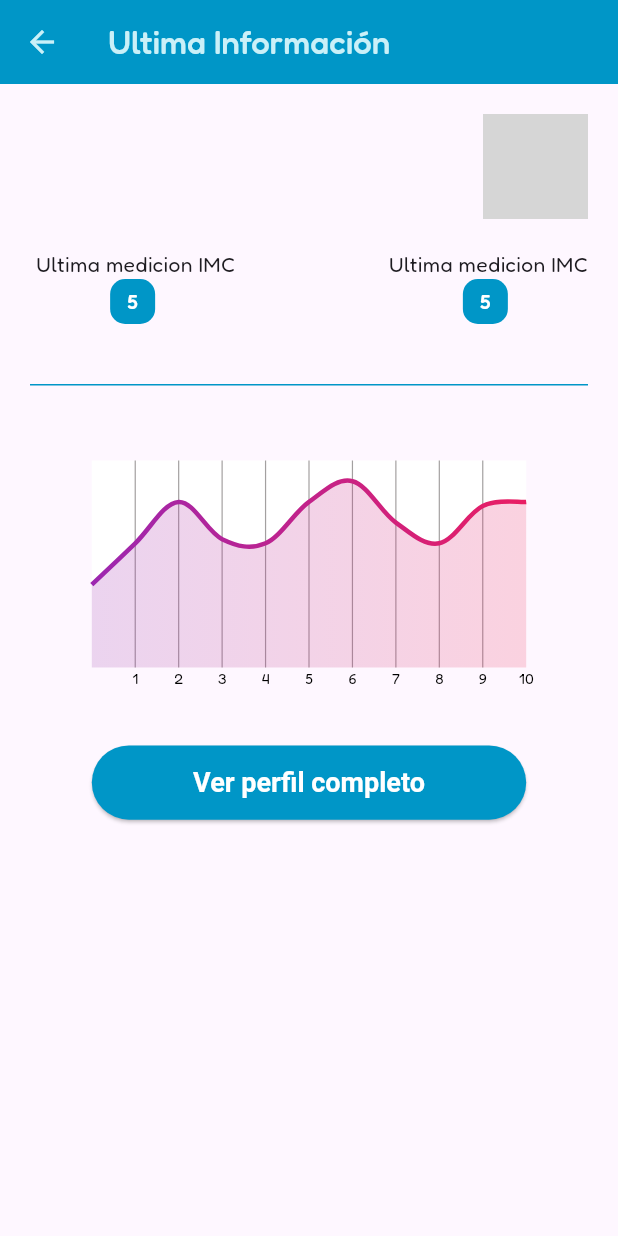
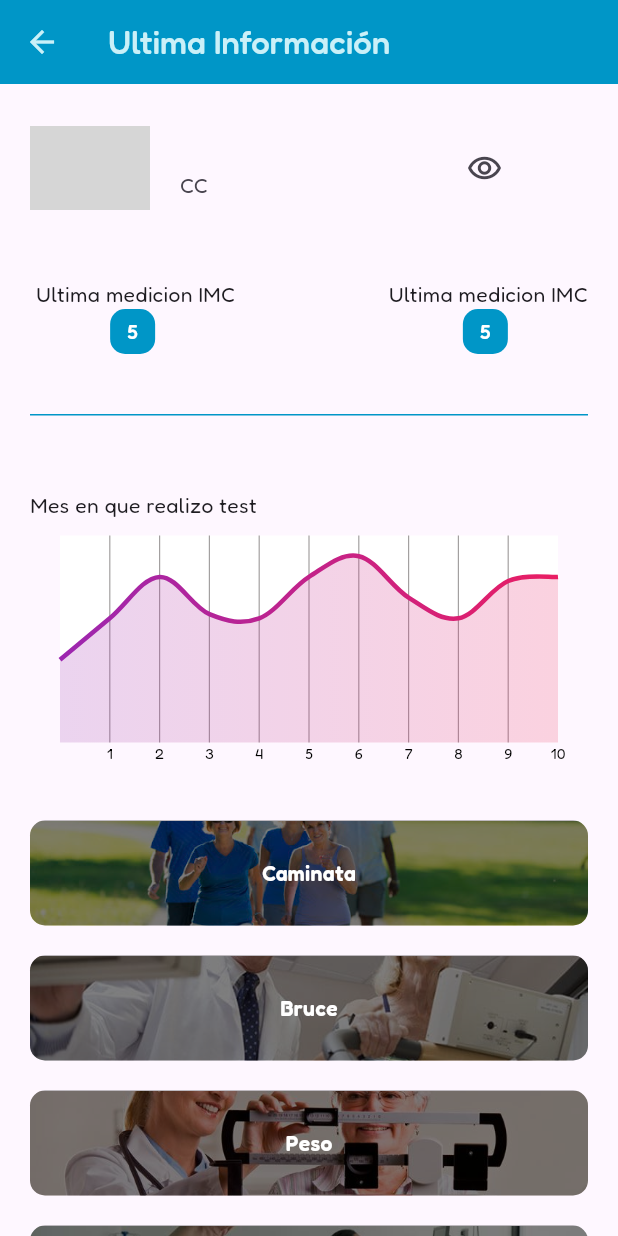
Before and after one commit to Br4y4n-Pro/VitalMoveCBI, a Flutter app: the PerfilInformativo screen opened directly with empty values, on a phone screen of 412 x 824 dp. Run offline on Flutter 3.47's test engine with Material 3 defaults, Android fonts, the phone set to English and light mode, and no system bars; drawn by our look-alikes of fl_chart; our stand-ins replace date_field, dio, flutter_svg, google_fonts, image_picker; missing offline and left inert: unique_simple_bar_chart; network calls fail; grey boxes are pictures that could not be loaded.

Commit message:
BC Avances de Graficos caminata

```diff
--- a/lib/Modelos/CaminataModelo.dart
+++ b/lib/Modelos/CaminataModelo.dart
@@ -15,18 +15,17 @@ class Caminatas {
 }
 
 class Caminata {
-  int? idcaminata;
   int? idusuario;
   DateTime? fecha;
   double? fcr;
   double? tiempo;
   double? distancia;
-  double? fcm;
   double? consumovo2;
   String? barevodos;
+  double? fcm;
 
   Caminata(
-      {this.idcaminata,
+      {
       this.barevodos,
       this.consumovo2,
       this.distancia,
@@ -37,7 +36,6 @@ class Caminata {
       this.tiempo});
 
   Caminata.fromJsonMap(Map<String, dynamic> datos) {
-    idcaminata = datos['idcaminata'];
     idusuario = datos['idusuario'];
     fecha = datos['fecha'];
     fcr = datos['fcr'];
--- a/lib/main.dart
+++ b/lib/main.dart
@@ -7,6 +7,7 @@ import 'package:vitalmovecbi/pages/Evaluador/testBruceMod.dart';
 import 'package:vitalmovecbi/pages/Evaluador/testCaminata.dart';
 import 'package:vitalmovecbi/provider/caminata/ProviderCaminata.dart';
 import 'package:vitalmovecbi/provider/caminata/caminataFromProvider.dart';
+import 'package:vitalmovecbi/provider/caminata/gets/providerGetCaminata.dart';
 import 'package:vitalmovecbi/provider/login/LoginFromProvider.dart';
 import 'package:vitalmovecbi/provider/login/ProviderLogin.dart';
 import 'package:vitalmovecbi/provider/registro/ProviderRegistro.dart';
@@ -47,6 +48,9 @@ class AppState extends StatelessWidget {
         ChangeNotifierProvider(lazy: false, create: (_) => ProviderCaminata()),
         ChangeNotifierProvider(
             lazy: false, create: (_) => CaminataFromProvider()),
+
+        ChangeNotifierProvider(
+            lazy: false, create: (_) => CaminataGetProvider()),
       ],
       child: const MyApp(),
     );
@@ -90,7 +94,7 @@ class MyApp extends StatelessWidget {
         '/pageTestC6M': (context) => const TestC6M(),
         '/pageAcercaDe': (context) => const AcercaDe(),
         '/pageTestC': (context) => const TestCaminata(),
-        '/pageTestBM': (context) =>  TestBruceMod(usuario: usuario),
+        '/pageTestBM': (context) => TestBruceMod(usuario: usuario),
         '/TB': (context) => const BruceTest(),
         '/pageviewUser': (context) => const Registro(),
         '/pageViewHome': (context) => const PageHome(),
--- a/lib/pages/Evaluador/perfilInformativo.dart
+++ b/lib/pages/Evaluador/perfilInformativo.dart
@@ -2,7 +2,6 @@
 
 import 'package:flutter/material.dart';
 import 'package:vitalmovecbi/Modelos/UsuariosModelo.dart';
-import 'package:vitalmovecbi/widgets/textperfil.dart';
 import 'package:vitalmovecbi/widgets/colores.dart';
 
 import '../../widgets/grafico.dart';
@@ -33,30 +32,30 @@ class _PerfilInformativoState extends State<PerfilInformativo> {
         padding: const EdgeInsets.symmetric(horizontal: 20),
         children: [
           const SizedBox(height: 20),
-          Row(
-            crossAxisAlignment: CrossAxisAlignment.center,
-            mainAxisAlignment: MainAxisAlignment.spaceBetween,
-            children: [
-              Column(
-                children: [
-                  textSub('${widget.usuario.nombres}'),
-                  textContent("${widget.usuario.dni}"),
-                ],
+          Container(
+            margin: const EdgeInsets.only(bottom: 10),
+            height: 80,
+            width: double.infinity,
+            child: ListTile(
+              contentPadding: const EdgeInsets.only(right: 45),
+              leading: CircleAvatar(
+                radius: 40,
+                backgroundImage: (widget.usuario.imgperfil != null)
+                    ? NetworkImage('${widget.usuario.imgperfil}')
+                    : const AssetImage('img/Usuario/usu2.png')
+                        as ImageProvider<Object>?,
               ),
-              Container(
-                height: 70,
-                width: 70,
-                decoration: BoxDecoration(
-                  borderRadius: BorderRadius.circular(150),
-                ),
-                child: CircleAvatar(
-                    radius: 30,
-                    backgroundImage: (widget.usuario.imgperfil != null)
-                        ? NetworkImage(widget.usuario.imgperfil.toString())
-                        : const AssetImage("img/Usuario/usu2.png")
-                            as ImageProvider<Object>),
+              title: Text(
+                '${widget.usuario.nombres} ${widget.usuario.apellidos}',
+                style: const TextStyle(fontWeight: FontWeight.bold),
               ),
-            ],
+              subtitle: Text(' CC ${widget.usuario.dni}'),
+              trailing: IconButton(
+                  onPressed: () {
+                    Navigator.pushNamed(context, '/perfil');
+                  },
+                  icon: const Icon(Icons.remove_red_eye_outlined)),
+            ),
           ),
           const SizedBox(
             height: 20,
@@ -106,32 +105,132 @@ class _PerfilInformativoState extends State<PerfilInformativo> {
           const SizedBox(height: 40),
           Container(
             height: 1,
-            width: 10,
+            width: size.width,
             decoration: const BoxDecoration(
               color: Color.fromRGBO(0, 150, 199, 1),
             ),
           ),
           const SizedBox(height: 50),
+          const Text('Mes en que realizo test'),
+          const SizedBox(height: 10),
           grafico(context),
+          Expanded(
+            child: Column(children: [
+              const SizedBox(height: 40),
+              GestureDetector(
+                onTap: () {
+                  Navigator.pushNamed(context, '/pageCaminata');
+                },
+                child: Container(
+                    height: 70,
+                    decoration: const BoxDecoration(
+                        borderRadius: BorderRadius.all(Radius.circular(10)),
+                        image: DecorationImage(
+                          image: AssetImage("img/caminar.jpg"),
+                          fit: BoxFit.fitWidth,
+                        )),
+                    child: Container(
+                        decoration: BoxDecoration(
+                          borderRadius:
+                              const BorderRadius.all(Radius.circular(10)),
+                          color: Colors.black.withOpacity(.5),
+                        ),
+                        child: const Center(
+                          child: Text(
+                            "Caminata",
+                            style: TextStyle(
+                                color: Colors.white,
+                                fontWeight: FontWeight.w600),
+                          ),
+                        ))),
+              ),
+              const SizedBox(height: 20),
+              GestureDetector(
+                onTap: () {
+                  Navigator.pushNamed(context, '/pageBruce');
+                },
+                child: Container(
+                    height: 70,
+                    decoration: const BoxDecoration(
+                        borderRadius: BorderRadius.all(Radius.circular(10)),
+                        image: DecorationImage(
+                          image: AssetImage("img/bruce.jpg"),
+                          fit: BoxFit.fitWidth,
+                        )),
+                    child: Container(
+                        decoration: BoxDecoration(
+                          borderRadius:
+                              const BorderRadius.all(Radius.circular(10)),
+                          color: Colors.black.withOpacity(.5),
+                        ),
+                        child: const Center(
+                          child: Text(
+                            "Bruce",
+                            style: TextStyle(
+                                color: Colors.white,
+                                fontWeight: FontWeight.w600),
+                          ),
+                        ))),
+              ),
+              const SizedBox(height: 20),
+              GestureDetector(
+                onTap: () {
+                  Navigator.pushNamed(context, '/pagePeso');
+                },
+                child: Container(
+                    height: 70,
+                    decoration: const BoxDecoration(
+                        borderRadius: BorderRadius.all(Radius.circular(10)),
+                        image: DecorationImage(
+                          image: AssetImage("img/peso.jpg"),
+                          fit: BoxFit.fitWidth,
+                        )),
+                    child: Container(
+                        decoration: BoxDecoration(
+                          borderRadius:
+                              const BorderRadius.all(Radius.circular(10)),
+                          color: Colors.black.withOpacity(.5),
+                        ),
+                        child: const Center(
+                          child: Text(
+                            "Peso",
+                            style: TextStyle(
+                                color: Colors.white,
+                                fontWeight: FontWeight.w600),
+                          ),
+                        ))),
+              ),
+              const SizedBox(height: 20),
+              GestureDetector(
+                onTap: () {
+                  Navigator.pushNamed(context, '/pageVOdos');
+                },
+                child: Container(
+                    height: 70,
+                    decoration: const BoxDecoration(
+                        borderRadius: BorderRadius.all(Radius.circular(10)),
+                        image: DecorationImage(
+                          image: AssetImage("img/Vo2.jpg"),
+                          fit: BoxFit.fitWidth,
+                        )),
+                    child: Container(
+                        decoration: BoxDecoration(
+                          borderRadius:
+                              const BorderRadius.all(Radius.circular(10)),
+                          color: Colors.black.withOpacity(.5),
+                        ),
+                        child: const Center(
+                          child: Text(
+                            "Vo2",
+                            style: TextStyle(
+                                color: Colors.white,
+                                fontWeight: FontWeight.w600),
+                          ),
+                        ))),
+              ),
+            ]),
+          ),
           const SizedBox(height: 40),
-          Container(
-            width: size.width,
-            margin: EdgeInsets.symmetric(horizontal: size.width * 0.1),
-            child: ElevatedButton(
-                style: ElevatedButton.styleFrom(
-                    fixedSize: Size(size.width * .2, size.height * .06),
-                    backgroundColor: const Color.fromRGBO(0, 150, 199, 1),
-                    foregroundColor: const Color.fromRGBO(255, 255, 255, 1),
-                    padding: EdgeInsets.all(size.height * .002),
-                    textStyle: const TextStyle(
-                        fontSize: 18, fontWeight: FontWeight.bold),
-                    shape: RoundedRectangleBorder(
-                        borderRadius: BorderRadius.circular(40))),
-                onPressed: () {
-                  Navigator.pushNamed(context, '/perfil');
-                },
-                child: const Text('Ver perfil completo')),
-          ),
         ],
       ),
     );
--- a/lib/pages/Evaluador/testBruceMod.dart
+++ b/lib/pages/Evaluador/testBruceMod.dart
@@ -55,7 +55,7 @@ class _TestBruceMod extends State<TestBruceMod> {
         iconTheme: const IconThemeData(color: Colores.quaternaryColor),
       ),
       body: Container(
-        margin: EdgeInsets.symmetric(horizontal: size.width * 0.07),
+        margin: EdgeInsets.symmetric(horizontal: 20),
         child: ListView(
           padding: const EdgeInsets.all(10.0),
           children: <Widget>[
--- a/lib/pages/Evaluador/testCaminata.dart
+++ b/lib/pages/Evaluador/testCaminata.dart
@@ -139,7 +139,7 @@ class _TestCaminata extends State<TestCaminata> {
                           margin: const EdgeInsets.only(bottom: 10),
                           height: 70,
                           width: double.infinity,
-                          decoration: BoxDecoration(
+                          decoration: const BoxDecoration(
                               color: Colores.quaternaryColor,
                               borderRadius:
                                   BorderRadius.all(Radius.circular(20))),
--- a/lib/pages/Usuario/estadisticas.dart
+++ b/lib/pages/Usuario/estadisticas.dart
@@ -12,7 +12,7 @@ class Estadisticas extends StatefulWidget {
 class _EstadisticasState extends State<Estadisticas> {
   @override
   Widget build(BuildContext context) {
-    final size = MediaQuery.of(context).size;
+    // final size = MediaQuery.of(context).size;
 
     return Scaffold(
       appBar: AppBar(
@@ -31,7 +31,7 @@ class _EstadisticasState extends State<Estadisticas> {
             Navigator.pushNamed(context, '/pageCaminata');
           },
           child: Container(
-              margin: EdgeInsets.symmetric(horizontal: size.width * .1),
+              margin: const EdgeInsets.symmetric(horizontal: 20),
               height: 70,
               decoration: const BoxDecoration(
                   borderRadius: BorderRadius.all(Radius.circular(10)),
@@ -58,7 +58,7 @@ class _EstadisticasState extends State<Estadisticas> {
             Navigator.pushNamed(context, '/pageBruce');
           },
           child: Container(
-              margin: EdgeInsets.symmetric(horizontal: size.width * .1),
+              margin: EdgeInsets.symmetric(horizontal: 20),
               height: 70,
               decoration: const BoxDecoration(
                   borderRadius: BorderRadius.all(Radius.circular(10)),
@@ -85,7 +85,7 @@ class _EstadisticasState extends State<Estadisticas> {
             Navigator.pushNamed(context, '/pagePeso');
           },
           child: Container(
-              margin: EdgeInsets.symmetric(horizontal: size.width * .1),
+              margin: EdgeInsets.symmetric(horizontal: 20),
               height: 70,
               decoration: const BoxDecoration(
                   borderRadius: BorderRadius.all(Radius.circular(10)),
@@ -112,7 +112,7 @@ class _EstadisticasState extends State<Estadisticas> {
             Navigator.pushNamed(context, '/pageVOdos');
           },
           child: Container(
-              margin: EdgeInsets.symmetric(horizontal: size.width * .1),
+              margin: EdgeInsets.symmetric(horizontal: 20),
               height: 70,
               decoration: const BoxDecoration(
                   borderRadius: BorderRadius.all(Radius.circular(10)),
--- a/lib/pages/Usuario/perfilVistaContac.dart
+++ b/lib/pages/Usuario/perfilVistaContac.dart
@@ -19,7 +19,6 @@ class _PerfilVistaContactState extends State<PerfilVistaContact> {
   final telefono = "";
 
   static get usuario => null;
-
 
   @override
   Widget build(BuildContext context) {
@@ -59,16 +58,12 @@ class _PerfilVistaContactState extends State<PerfilVistaContact> {
                 const SizedBox(height: 40),
                 textSub("Nombre Completo"),
                 textContent("${usuario.nombreEmergencia}"),
-                Text("${usuario.nombreEmergencia}"),
-
                 const SizedBox(height: 15),
                 textSub("Parentesco"),
                 textContent("${usuario.parentesco}"),
                 const SizedBox(height: 15),
                 textSub("Teléfono"),
                 textContent("${usuario.telefonoEmergencia}"),
-                textSub("Telefono"),
-                textContent(usuario.telefonoEmergencia.toString()),
                 const SizedBox(height: 15),
               ],
             ),
--- a/lib/pages/graficos/caminatas.dart
+++ b/lib/pages/graficos/caminatas.dart
@@ -2,6 +2,7 @@ import 'package:flutter/material.dart';
 import 'package:provider/provider.dart';
 import 'package:unique_simple_bar_chart/data_models.dart';
 import 'package:unique_simple_bar_chart/simple_bar_chart.dart';
+import 'package:vitalmovecbi/provider/caminata/gets/providerGetCaminata.dart';
 import 'package:vitalmovecbi/provider/login/ProviderLogin.dart';
 import 'package:vitalmovecbi/widgets/colores.dart';
 //import 'package:vitalmovecbi/widgets/customappbar.dart';
@@ -9,12 +10,19 @@ import 'package:vitalmovecbi/widgets/textperfil.dart';
 
 class PageCaminata extends StatefulWidget {
   const PageCaminata({Key? key}) : super(key: key);
-
   @override
   State<PageCaminata> createState() => _PageCaminataState();
 }
 
 class _PageCaminataState extends State<PageCaminata> {
+@override
+void initState() {
+  super.initState();
+   final caminata =
+        Provider.of<CaminataGetProvider>(context, listen: false);
+    caminata.caminataOfUser(context);
+
+}
   List<double> caminataData = [
     5.5,
     3.1,
--- /dev/null
+++ b/lib/provider/caminata/gets/providerGetCaminata.dart
@@ -0,0 +1,30 @@
+import 'package:flutter/material.dart';
+import 'package:vitalmovecbi/Api/AllApi.dart';
+import 'package:vitalmovecbi/Modelos/CaminataModelo.dart';
+
+class CaminataGetProvider extends ChangeNotifier {
+  List<Caminata> caminatas = [];
+
+  caminataOfUser(BuildContext context) {
+    // final idUsuario = idusario;
+
+    AllApi.httpGet('allCaminata/1').then((rpta) {
+      // Asumiendo que `rpta` es una lista de mapas, cada uno representando una Caminata.
+      if (rpta is List) {
+        // Limpia la lista actual para evitar duplicados
+        caminatas.clear();
+        // Itera sobre la lista y crea una caminata por cada mapa en la lista
+        for (var item in rpta) {
+          final caminata = Caminata.fromJsonMap(item);
+          caminatas.add(caminata);
+        }
+        print(caminatas);
+        // Notifica a los listeners que la lista de usuarios ha cambiado
+        notifyListeners();
+      }
+    }).catchError((error) {
+      // Considera manejar el error de alguna manera
+      print("Error al obtener usuarios: $error");
+    });
+  }
+}
--- a/lib/widgets/grafico.dart
+++ b/lib/widgets/grafico.dart
@@ -2,12 +2,11 @@ import 'package:fl_chart/fl_chart.dart';
 import 'package:flutter/material.dart';
 
 Widget grafico(context) {
-  final size = MediaQuery.of(context).size;
 
   return Center(
     child: Container(
       height: 150,
-      margin: EdgeInsets.symmetric(horizontal: size.width * .1),
+      margin: EdgeInsets.symmetric(horizontal: 20),
       child: LineChart(
         LineChartData(
           minX: 0,
```
